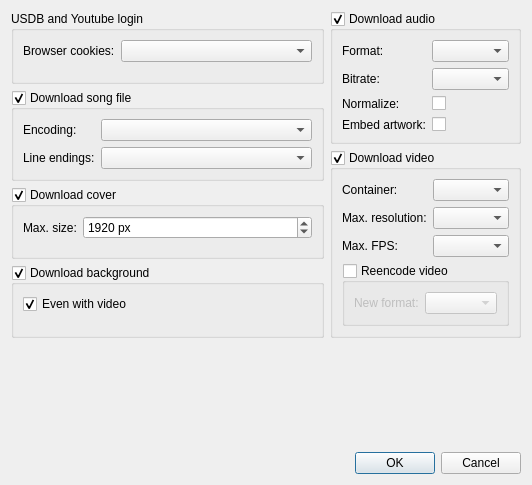
Old version of the form src/usdb_syncer/gui/forms/SettingsDialog.ui in the repository bohning/usdb_syncer.
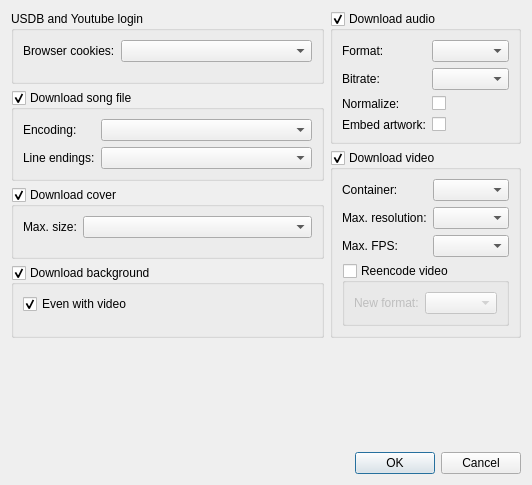
New version of the form.

Commit message: Turn spinbox into combobox for max. cover size.

```diff
--- a/src/usdb_syncer/gui/forms/SettingsDialog.ui
+++ b/src/usdb_syncer/gui/forms/SettingsDialog.ui
@@ -124,35 +124,16 @@
         <bool>true</bool>
        </property>
        <layout class="QFormLayout" name="formLayout_5">
-        <item row="0" column="1">
-         <widget class="QSpinBox" name="cover_max_size">
-          <property name="sizePolicy">
-           <sizepolicy hsizetype="Minimum" vsizetype="Fixed">
-            <horstretch>0</horstretch>
-            <verstretch>0</verstretch>
-           </sizepolicy>
-          </property>
-          <property name="toolTip">
-           <string>&lt;html&gt;&lt;head/&gt;&lt;body&gt;&lt;p&gt;Images larger than this will be scaled to the set value. Use 0 to disable.&lt;/p&gt;&lt;p&gt;Some USDX variants have problems displaying covers larger than 1920x1920 pixels.&lt;/p&gt;&lt;/body&gt;&lt;/html&gt;</string>
-          </property>
-          <property name="suffix">
-           <string> px</string>
-          </property>
-          <property name="maximum">
-           <number>9999</number>
-          </property>
-          <property name="value">
-           <number>1920</number>
-          </property>
-         </widget>
-        </item>
-        <item row="0" column="0">
+        <item row="1" column="0">
          <widget class="QLabel" name="label_cover_max_size">
           <property name="text">
            <string>Max. size:</string>
           </property>
          </widget>
         </item>
+        <item row="1" column="1">
+         <widget class="QComboBox" name="comboBox_cover_max_size"/>
+        </item>
        </layout>
       </widget>
      </item>
```
The commit also changes 4 other files.
